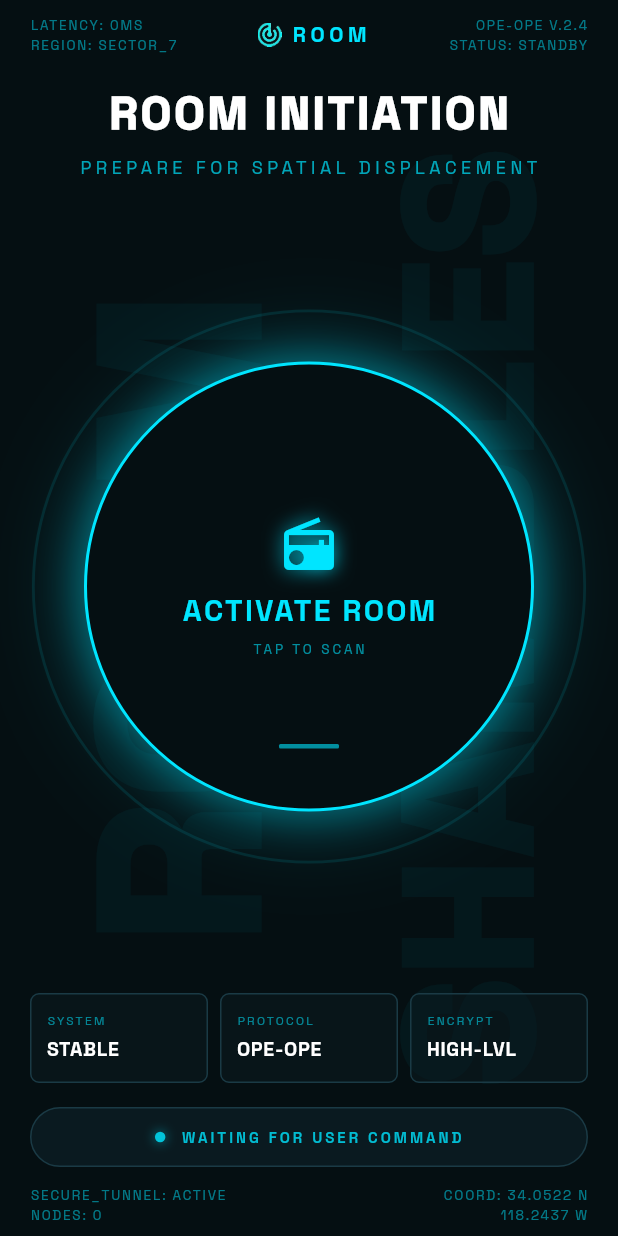
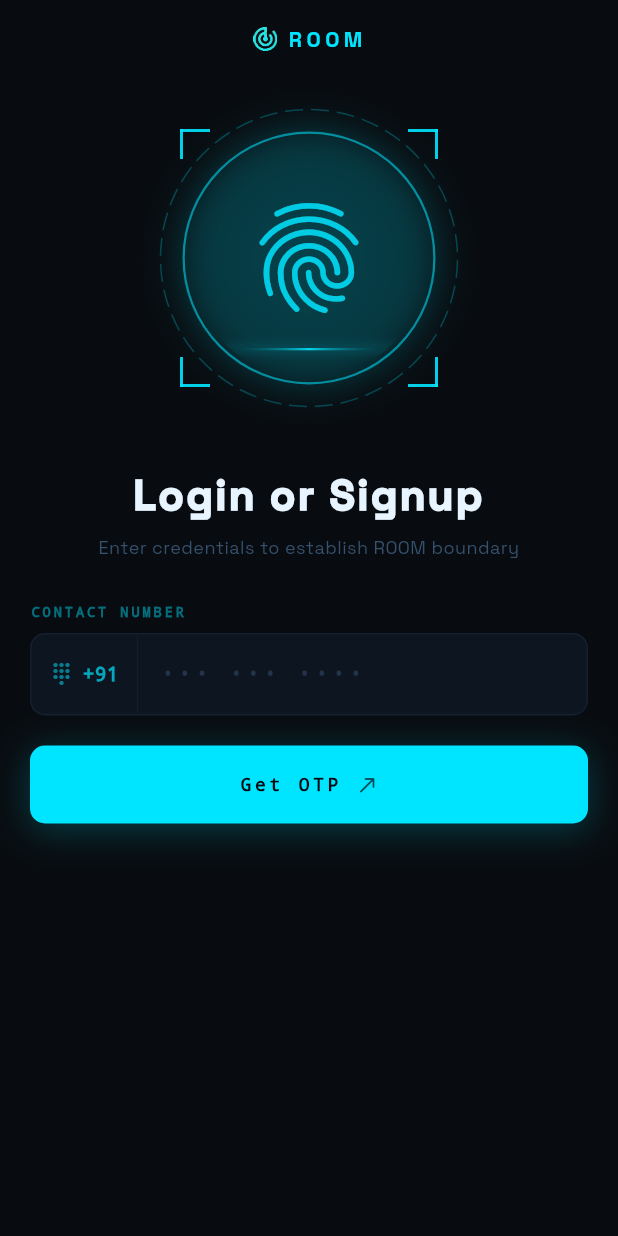
Before and after one commit to Satvik1769/op_share, a Flutter app: the screen it shows after launch, on a phone screen of 412 x 824 dp. Run offline on Flutter 3.47's test engine with Material 3 defaults, Android fonts, the phone set to English and light mode, and no system bars; our stand-ins replace google_fonts.

Commit message:
added auth request screen

```diff
--- a/lib/main.dart
+++ b/lib/main.dart
@@ -1,5 +1,6 @@
 import 'package:flutter/material.dart';
 import 'package:google_fonts/google_fonts.dart';
+import 'package:op_share_flutter/screens/auth_screens/contact_screen/contact_screen.dart';
 import 'package:op_share_flutter/screens/room_intitiation/room_initiation_screen.dart';
 
 void main() {
@@ -17,7 +18,7 @@ class MyApp extends StatelessWidget {
         textTheme:
             GoogleFonts.spaceGroteskTextTheme(ThemeData.dark().textTheme),
       ),
-      home: const RoomInitiationScreen(),
+      home: const AuthRequestScreen(),
     );
   }
 }
--- /dev/null
+++ b/lib/screens/auth_screens/colors.dart
@@ -0,0 +1,12 @@
+import 'package:flutter/material.dart';
+
+const Color kCyan = Color(0xFF00E5FF);
+const Color kCyanDim = Color(0xFF00B8D4);
+const Color kDarkBg = Color(0xFF050F12);
+const Color kCardBg = Color(0xFF0A1A20);
+const Color kBorderDim = Color(0xFF1A3A45);
+
+const cyan = Color(0xFF00E5FF);
+const bg = Color(0xFF080C10);
+const card = Color(0xFF0D1520);
+const border = Color(0xFF142030);
--- /dev/null
+++ b/lib/screens/auth_screens/contact_screen/contact_screen.dart
@@ -0,0 +1,461 @@
+import 'dart:math';
+import 'package:flutter/material.dart';
+import 'package:flutter/services.dart';
+import 'package:google_fonts/google_fonts.dart';
+import 'package:op_share_flutter/screens/auth_screens/contact_screen/phone_formatter.dart';
+import '../../room_intitiation/top_status_bar.dart';
+import '../colors.dart';
+import 'corner_bracket_painter.dart';
+import 'dashed_circle_painter.dart';
+
+
+class AuthRequestScreen extends StatefulWidget {
+  const AuthRequestScreen({super.key});
+
+  @override
+  State<AuthRequestScreen> createState() => _AuthRequestScreenState();
+}
+
+class _AuthRequestScreenState extends State<AuthRequestScreen>
+    with TickerProviderStateMixin {
+  final _phoneController = TextEditingController();
+  bool _isLoading = false;
+
+  late AnimationController _ringPulse;
+  late AnimationController _ringRotate;
+  late AnimationController _scanLine;
+  late AnimationController _dotController;
+  late AnimationController _btnGlow;
+
+  late Animation<double> _ringScale;
+  late Animation<double> _scanPos;
+  late Animation<double> _btnGlowAnim;
+
+  @override
+  void initState() {
+    super.initState();
+
+    _ringPulse = AnimationController(
+      vsync: this,
+      duration: const Duration(milliseconds: 2200),
+    )..repeat(reverse: true);
+
+    _ringRotate = AnimationController(
+      vsync: this,
+      duration: const Duration(seconds: 8),
+    )..repeat();
+
+    _scanLine = AnimationController(
+      vsync: this,
+      duration: const Duration(milliseconds: 1600),
+    )..repeat(reverse: true);
+
+    _dotController = AnimationController(
+      vsync: this,
+      duration: const Duration(milliseconds: 900),
+    )..repeat(reverse: true);
+
+    _btnGlow = AnimationController(
+      vsync: this,
+      duration: const Duration(milliseconds: 1800),
+    )..repeat(reverse: true);
+
+    _ringScale = Tween<double>(begin: 0.95, end: 1.05).animate(
+      CurvedAnimation(parent: _ringPulse, curve: Curves.easeInOut),
+    );
+
+    _scanPos = Tween<double>(begin: 0.1, end: 0.9).animate(
+      CurvedAnimation(parent: _scanLine, curve: Curves.easeInOut),
+    );
+
+    _btnGlowAnim = Tween<double>(begin: 0.5, end: 1.0).animate(
+      CurvedAnimation(parent: _btnGlow, curve: Curves.easeInOut),
+    );
+  }
+
+  @override
+  void dispose() {
+    _ringPulse.dispose();
+    _ringRotate.dispose();
+    _scanLine.dispose();
+    _dotController.dispose();
+    _btnGlow.dispose();
+    _phoneController.dispose();
+    super.dispose();
+  }
+
+  void _requestToken() async {
+    if (_phoneController.text.isEmpty) return;
+    setState(() => _isLoading = true);
+    await Future.delayed(const Duration(seconds: 2));
+    if (mounted) setState(() => _isLoading = false);
+  }
+
+  @override
+  Widget build(BuildContext context) {
+    return Scaffold(
+      backgroundColor: bg,
+      resizeToAvoidBottomInset: true,
+      body: SafeArea(
+        child: SingleChildScrollView(
+          physics: const ClampingScrollPhysics(),
+          child: ConstrainedBox(
+            constraints: BoxConstraints(
+              minHeight: MediaQuery.of(context).size.height -
+                  MediaQuery.of(context).padding.top -
+                  MediaQuery.of(context).padding.bottom,
+            ),
+            child: IntrinsicHeight(
+              child: Column(
+                crossAxisAlignment: CrossAxisAlignment.center,
+                children: [
+                  _buildTopBar(),
+                  _buildScannerWidget(),
+                  _buildTitle(),
+                  const SizedBox(height: 28),
+                  _buildForm(),
+                  const Spacer(),
+                  const SizedBox(height: 24),
+                ],
+              ),
+            ),
+          ),
+        ),
+      ),
+    );
+  }
+
+  // ─── Top Bar ──────────────────────────────────────────────────────────────
+
+  Widget _buildTopBar() {
+    return Padding(
+      padding: const EdgeInsets.symmetric(vertical: 16),
+      child: Row(
+        mainAxisAlignment: MainAxisAlignment.center,
+        children: [
+          Image.asset("assets/images/logo.png", width: 16, height: 16),
+          const SizedBox(width: 6),
+          StatusText('ROOM', letterSpacing: 3, fontSize: 14, bright: true),
+        ],
+      ),
+    );
+  }
+
+  // ─── Scanner Widget ───────────────────────────────────────────────────────
+
+  Widget _buildScannerWidget() {
+    return SizedBox(
+      height: 240,
+      child: Stack(
+        alignment: Alignment.center,
+        children: [
+          // Radial glow background
+          AnimatedBuilder(
+            animation: _ringPulse,
+            builder: (_, __) => Container(
+              width: 220,
+              height: 220,
+              decoration: BoxDecoration(
+                shape: BoxShape.circle,
+                gradient: RadialGradient(
+                  colors: [
+                    cyan.withOpacity(0.06 * _ringScale.value),
+                    cyan.withOpacity(0.02),
+                    Colors.transparent,
+                  ],
+                  stops: const [0.0, 0.5, 1.0],
+                ),
+              ),
+            ),
+          ),
+
+          // Outer dashed rotating ring
+          AnimatedBuilder(
+            animation: _ringRotate,
+            builder: (_, __) => Transform.rotate(
+              angle: _ringRotate.value * 2 * pi,
+              child: CustomPaint(
+                size: const Size(200, 200),
+                painter: DashedCirclePainter(
+                  color: cyan.withOpacity(0.25),
+                  dashCount: 36,
+                  strokeWidth: 1.0,
+                ),
+              ),
+            ),
+          ),
+
+          // Inner ring (solid)
+          AnimatedBuilder(
+            animation: _ringScale,
+            builder: (_, __) => Transform.scale(
+              scale: _ringScale.value,
+              child: Container(
+                width: 170,
+                height: 170,
+                decoration: BoxDecoration(
+                  shape: BoxShape.circle,
+                  border: Border.all(
+                    color: cyan.withOpacity(0.55),
+                    width: 1.5,
+                  ),
+                  boxShadow: [
+                    BoxShadow(
+                      color: cyan.withOpacity(0.2 * _ringScale.value),
+                      blurRadius: 20,
+                      spreadRadius: 2,
+                    ),
+                  ],
+                ),
+              ),
+            ),
+          ),
+
+          // Corner brackets
+          SizedBox(
+            width: 170,
+            height: 170,
+            child: CustomPaint(
+              painter: CornerBracketPainter(color: cyan.withOpacity(0.9)),
+            ),
+          ),
+
+          // Fingerprint icon + scan line
+          ClipOval(
+            child: SizedBox(
+              width: 160,
+              height: 160,
+              child: Stack(
+                alignment: Alignment.center,
+                children: [
+                  Icon(
+                    Icons.fingerprint,
+                    color: cyan.withOpacity(0.85),
+                    size: 88,
+                  ),
+                  // Scan line
+                  AnimatedBuilder(
+                    animation: _scanPos,
+                    builder: (_, __) => Positioned(
+                      top: 160 * _scanPos.value,
+                      left: 16,
+                      right: 16,
+                      child: Container(
+                        height: 1.5,
+                        decoration: BoxDecoration(
+                          gradient: LinearGradient(
+                            colors: [
+                              Colors.transparent,
+                              cyan.withOpacity(0.9),
+                              Colors.transparent,
+                            ],
+                          ),
+                          boxShadow: [
+                            BoxShadow(
+                              color: cyan.withOpacity(0.5),
+                              blurRadius: 6,
+                            ),
+                          ],
+                        ),
+                      ),
+                    ),
+                  ),
+                ],
+              ),
+            ),
+          ),
+        ],
+      ),
+    );
+  }
+
+  // ─── Title Block ──────────────────────────────────────────────────────────
+
+  Widget _buildTitle() {
+    return Column(
+      children: [
+        const SizedBox(height: 22),
+        // Big heading
+         Text(
+          'Login or Signup',
+          textAlign: TextAlign.center,
+          style: GoogleFonts.spaceGrotesk(
+            color: Color(0xFFE8F4FF),
+            fontSize: 28,
+            fontWeight: FontWeight.w900,
+            letterSpacing: 1.5,
+            height: 1.15,
+          ),
+        ),
+        const SizedBox(height: 10),
+        Text(
+          'Enter credentials to establish ROOM boundary',
+          textAlign: TextAlign.center,
+          style: TextStyle(
+            color: const Color(0xFF3A5878).withOpacity(0.9),
+            fontSize: 12,
+            letterSpacing: 0.3,
+          ),
+        ),
+      ],
+    );
+  }
+
+  // ─── Form ─────────────────────────────────────────────────────────────────
+
+  Widget _buildForm() {
+    return Padding(
+      padding: const EdgeInsets.symmetric(horizontal: 20),
+      child: Column(
+        crossAxisAlignment: CrossAxisAlignment.start,
+        children: [
+          Text(
+            'CONTACT NUMBER',
+            style: TextStyle(
+              color: cyan.withOpacity(0.45),
+              fontSize: 9,
+              fontFamily: 'monospace',
+              fontWeight: FontWeight.w700,
+              letterSpacing: 2.0,
+            ),
+          ),
+          const SizedBox(height: 8),
+          // Phone input
+          Container(
+            decoration: BoxDecoration(
+              color: card,
+              borderRadius: BorderRadius.circular(10),
+              border: Border.all(color: border, width: 1),
+            ),
+            child: Row(
+              children: [
+                // Dialpad icon + country code
+                Container(
+                  padding: const EdgeInsets.symmetric(
+                      horizontal: 12, vertical: 16),
+                  decoration: BoxDecoration(
+                    border: Border(
+                      right: BorderSide(
+                          color: border.withOpacity(0.8), width: 1),
+                    ),
+                  ),
+                  child: Row(
+                    children: [
+                      Icon(Icons.dialpad,
+                          color: cyan.withOpacity(0.5), size: 16),
+                      const SizedBox(width: 6),
+                      Text(
+                        '+91',
+                        style: TextStyle(
+                          color: cyan.withOpacity(0.7),
+                          fontSize: 13,
+                          fontFamily: 'monospace',
+                          fontWeight: FontWeight.w700,
+                        ),
+                      ),
+                    ],
+                  ),
+                ),
+                // Text field
+                Expanded(
+                  child: TextField(
+                    controller: _phoneController,
+                    keyboardType: TextInputType.phone,
+                    inputFormatters: [
+                      FilteringTextInputFormatter.digitsOnly,
+                      PhoneNumberFormatter(),
+                    ],
+                    style: const TextStyle(
+                      color: Color(0xFFB0CDE8),
+                      fontSize: 14,
+                      fontFamily: 'monospace',
+                      letterSpacing: 2,
+                    ),
+                    cursorColor: cyan,
+                    decoration: InputDecoration(
+                      hintText: '••• ••• ••••',
+                      hintStyle: TextStyle(
+                        color: const Color(0xFF243650).withOpacity(0.9),
+                        fontSize: 14,
+                        fontFamily: 'monospace',
+                        letterSpacing: 3,
+                      ),
+                      border: InputBorder.none,
+                      contentPadding: const EdgeInsets.symmetric(
+                          horizontal: 14, vertical: 16),
+                    ),
+                  ),
+                ),
+              ],
+            ),
+          ),
+          const SizedBox(height: 20),
+          // CTA Button
+          AnimatedBuilder(
+            animation: _btnGlowAnim,
+            builder: (_, child) => Container(
+              decoration: BoxDecoration(
+                borderRadius: BorderRadius.circular(10),
+                boxShadow: [
+                  BoxShadow(
+                    color: cyan.withOpacity(0.35 * _btnGlowAnim.value),
+                    blurRadius: 20,
+                    spreadRadius: 1,
+                    offset: const Offset(0, 4),
+                  ),
+                ],
+              ),
+              child: child,
+            ),
+            child: SizedBox(
+              width: double.infinity,
+              height: 52,
+              child: ElevatedButton(
+                onPressed: _isLoading ? null : _requestToken,
+                style: ElevatedButton.styleFrom(
+                  backgroundColor: cyan,
+                  disabledBackgroundColor: cyan.withOpacity(0.6),
+                  shape: RoundedRectangleBorder(
+                    borderRadius: BorderRadius.circular(10),
+                  ),
+                  elevation: 0,
+                ),
+                child: _isLoading
+                    ? SizedBox(
+                  width: 20,
+                  height: 20,
+                  child: CircularProgressIndicator(
+                    strokeWidth: 2,
+                    color: bg.withOpacity(0.8),
+                  ),
+                )
+                    : Row(
+                  mainAxisAlignment: MainAxisAlignment.center,
+                  children: [
+                    const Text(
+                      'Get OTP',
+                      style: TextStyle(
+                        color: Color(0xFF040810),
+                        fontSize: 12,
+                        fontWeight: FontWeight.w900,
+                        letterSpacing: 2.5,
+                        fontFamily: 'monospace',
+                      ),
+                    ),
+                    const SizedBox(width: 10),
+                    Icon(
+                      Icons.north_east_rounded,
+                      color: const Color(0xFF040810).withOpacity(0.7),
+                      size: 16,
+                    ),
+                  ],
+                ),
+              ),
+            ),
+          ),
+        ],
+      ),
+    );
+  }
+
+}
--- /dev/null
+++ b/lib/screens/auth_screens/contact_screen/corner_bracket_painter.dart
@@ -0,0 +1,55 @@
+import 'package:flutter/material.dart';
+
+class CornerBracketPainter extends CustomPainter {
+  final Color color;
+  const CornerBracketPainter({required this.color});
+
+  @override
+  void paint(Canvas canvas, Size size) {
+    final paint = Paint()
+      ..color = color
+      ..strokeWidth = 2.0
+      ..strokeCap = StrokeCap.square
+      ..style = PaintingStyle.stroke;
+
+    const len = 18.0;
+    const pad = 0.0;
+
+    // Top-left
+    canvas.drawLine(Offset(pad, pad + len), Offset(pad, pad), paint);
+    canvas.drawLine(Offset(pad, pad), Offset(pad + len, pad), paint);
+
+    // Top-right
+    canvas.drawLine(
+        Offset(size.width - pad - len, pad),
+        Offset(size.width - pad, pad),
+        paint);
+    canvas.drawLine(
+        Offset(size.width - pad, pad),
+        Offset(size.width - pad, pad + len),
+        paint);
+
+    // Bottom-left
+    canvas.drawLine(
+        Offset(pad, size.height - pad - len),
+        Offset(pad, size.height - pad),
+        paint);
+    canvas.drawLine(
+        Offset(pad, size.height - pad),
+        Offset(pad + len, size.height - pad),
+        paint);
+
+    // Bottom-right
+    canvas.drawLine(
+        Offset(size.width - pad - len, size.height - pad),
+        Offset(size.width - pad, size.height - pad),
+        paint);
+    canvas.drawLine(
+        Offset(size.width - pad, size.height - pad - len),
+        Offset(size.width - pad, size.height - pad),
+        paint);
+  }
+
+  @override
+  bool shouldRepaint(covariant CustomPainter oldDelegate) => false;
+}
--- /dev/null
+++ b/lib/screens/auth_screens/contact_screen/dashed_circle_painter.dart
@@ -0,0 +1,44 @@
+import 'dart:math';
+import 'package:flutter/material.dart';
+
+class DashedCirclePainter extends CustomPainter {
+  final Color color;
+  final int dashCount;
+  final double strokeWidth;
+
+  const DashedCirclePainter({
+    required this.color,
+    required this.dashCount,
+    required this.strokeWidth,
+  });
+
+  @override
+  void paint(Canvas canvas, Size size) {
+    final paint = Paint()
+      ..color = color
+      ..strokeWidth = strokeWidth
+      ..strokeCap = StrokeCap.round
+      ..style = PaintingStyle.stroke;
+
+    final cx = size.width / 2;
+    final cy = size.height / 2;
+    final radius = min(cx, cy) - strokeWidth;
+    final dashAngle = (2 * pi) / dashCount;
+    final gapFraction = 0.35;
+
+    for (int i = 0; i < dashCount; i++) {
+      final start = i * dashAngle;
+      final sweep = dashAngle * (1 - gapFraction);
+      canvas.drawArc(
+        Rect.fromCircle(center: Offset(cx, cy), radius: radius),
+        start,
+        sweep,
+        false,
+        paint,
+      );
+    }
+  }
+
+  @override
+  bool shouldRepaint(covariant CustomPainter oldDelegate) => false;
+}
--- /dev/null
+++ b/lib/screens/auth_screens/contact_screen/phone_formatter.dart
@@ -0,0 +1,22 @@
+import 'package:flutter/services.dart';
+
+
+class PhoneNumberFormatter extends TextInputFormatter {
+  @override
+  TextEditingValue formatEditUpdate(
+      TextEditingValue oldValue, TextEditingValue newValue) {
+    final digits = newValue.text.replaceAll(RegExp(r'\D'), '');
+    final buffer = StringBuffer();
+
+    for (int i = 0; i < digits.length && i < 10; i++) {
+      if (i == 3 || i == 6) buffer.write(' ');
+      buffer.write(digits[i]);
+    }
+
+    final formatted = buffer.toString();
+    return TextEditingValue(
+      text: formatted,
+      selection: TextSelection.collapsed(offset: formatted.length),
+    );
+  }
+}
```
